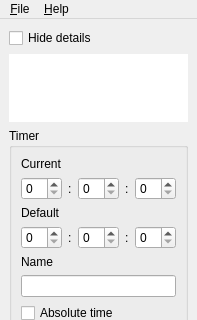
This is ui/mainwindow.ui in kervala/ktimer as Qt 5 draws it before an edit; both pictures show x 0 to 197 and y 0 to 320 of the 197 by 484 pixel window. The edited form follows.
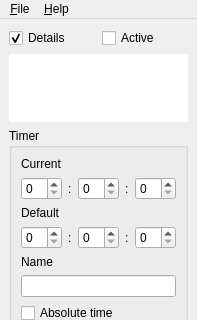
This is the edited form. Custom widgets are drawn as their Qt base class.

Commit message: Changed: New TimersView to implement QListView

What changed in the file:
```diff
--- a/ui/mainwindow.ui
+++ b/ui/mainwindow.ui
@@ -6,18 +6,32 @@
    <rect>
     <x>0</x>
     <y>0</y>
-    <width>171</width>
-    <height>471</height>
+    <width>174</width>
+    <height>481</height>
    </rect>
   </property>
   <widget class="QWidget" name="centralwidget">
    <layout class="QVBoxLayout" name="centralVerticalLayout">
     <item>
-     <widget class="QCheckBox" name="hideDetailsCheckBox">
-      <property name="text">
-       <string>Hide details</string>
-      </property>
-     </widget>
+     <layout class="QHBoxLayout" name="topCheckBoxesHorizontalLayout">
+      <item>
+       <widget class="QCheckBox" name="detailsCheckBox">
+        <property name="text">
+         <string>Details</string>
+        </property>
+        <property name="checked">
+         <bool>true</bool>
+        </property>
+       </widget>
+      </item>
+      <item>
+       <widget class="QCheckBox" name="activeCheckBox">
+        <property name="text">
+         <string>Active</string>
+        </property>
+       </widget>
+      </item>
+     </layout>
     </item>
     <item>
      <widget class="QListView" name="timersListView">
@@ -302,6 +316,13 @@
    </property>
   </action>
  </widget>
+ <customwidgets>
+  <customwidget>
+   <class>TimersView</class>
+   <extends>QListView</extends>
+   <header>timersview.h</header>
+  </customwidget>
+ </customwidgets>
  <resources/>
  <connections>
   <connection>
```
Left out of the diff: 28 changed lines with no effect on the pictures. The commit also changes 2 other files.
